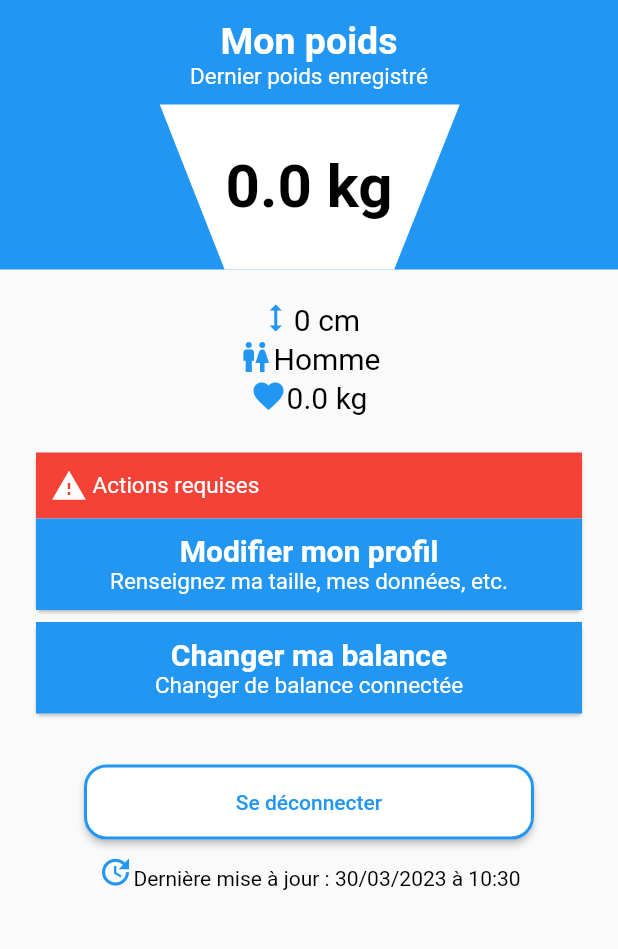
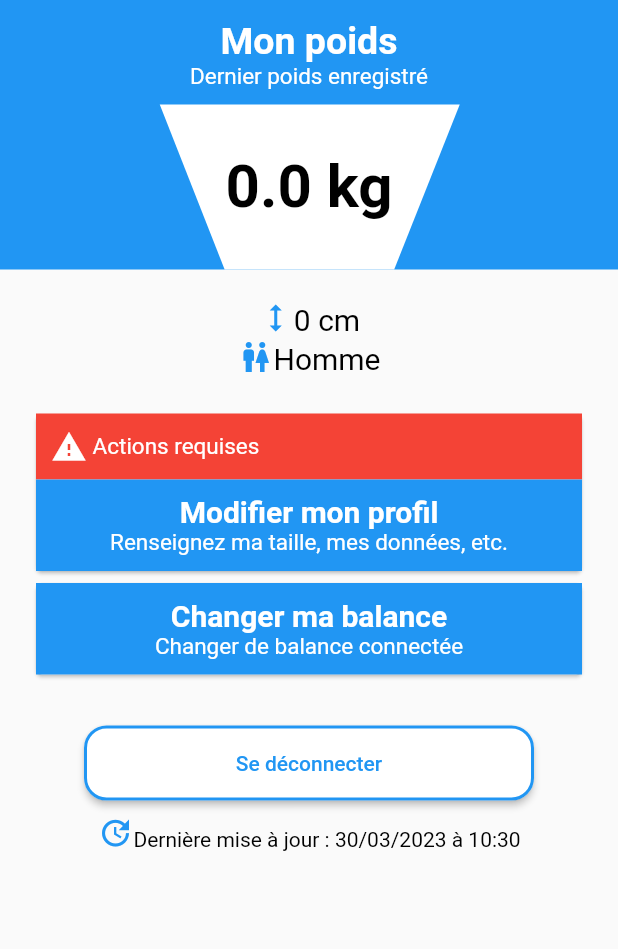
Before and after one commit to BalanceTonPoids/flutter, a Flutter app: the Profile screen opened directly, on a phone screen of 412 x 824 dp, the part 80-1029 px from its top. Run offline on Flutter 3.47's test engine with Material 2 defaults, Android fonts, the phone set to English and light mode, and no system bars; our stand-ins replace adaptive_theme, fl_chart, flutter_blue, flutter_phoenix, flutter_secure_storage, flutter_spinkit and 3 more; accounts and stored records are empty.

Commit message:
Remove div

```diff
--- a/lib/pages/profile.dart
+++ b/lib/pages/profile.dart
@@ -82,10 +82,7 @@ class _ProfileState extends State<Profile> {
                         resumeDiv(const Icon(Icons.height, color: Colors.blue),
                             '$showHeight cm'),
                         resumeDiv(const Icon(Icons.wc, color: Colors.blue),
-                            returnGender(showGender)),
-                        resumeDiv(
-                            const Icon(Icons.favorite, color: Colors.blue),
-                            '$showWeight $showMetric'),
+                            returnGender(showGender))
                       ],
                     ),
                   ),
```
